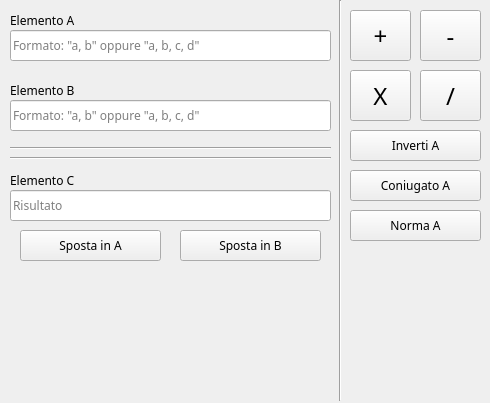
The window that numberscalculator.ui (Sennare/kalk_p2) describes before a commit, drawn with Qt 5.
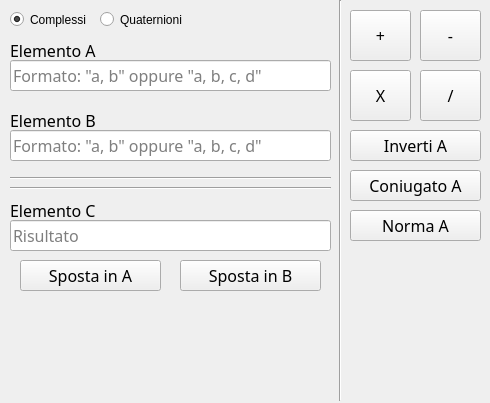
The same window after the commit.

Commit message:
Somma da GUI
Da pensare meglio come realizzare

```diff
--- a/numberscalculator.ui
+++ b/numberscalculator.ui
@@ -17,14 +17,15 @@
    <property name="geometry">
     <rect>
      <x>10</x>
-     <y>10</y>
+     <y>40</y>
      <width>321</width>
      <height>21</height>
     </rect>
    </property>
    <property name="font">
     <font>
-     <family>Laksaman</family>
+     <family>Microsoft JhengHei Light</family>
+     <pointsize>12</pointsize>
     </font>
    </property>
    <property name="text">
@@ -35,14 +36,15 @@
    <property name="geometry">
     <rect>
      <x>10</x>
-     <y>30</y>
+     <y>60</y>
      <width>321</width>
      <height>31</height>
     </rect>
    </property>
    <property name="font">
     <font>
-     <family>Laksaman</family>
+     <family>Microsoft JhengHei Light</family>
+     <pointsize>12</pointsize>
     </font>
    </property>
    <property name="placeholderText">
@@ -58,6 +60,12 @@
      <height>401</height>
     </rect>
    </property>
+   <property name="font">
+    <font>
+     <family>Microsoft JhengHei Light</family>
+     <pointsize>12</pointsize>
+    </font>
+   </property>
    <property name="orientation">
     <enum>Qt::Vertical</enum>
    </property>
@@ -66,14 +74,15 @@
    <property name="geometry">
     <rect>
      <x>10</x>
-     <y>100</y>
+     <y>130</y>
      <width>321</width>
      <height>31</height>
     </rect>
    </property>
    <property name="font">
     <font>
-     <family>Laksaman</family>
+     <family>Microsoft JhengHei Light</family>
+     <pointsize>12</pointsize>
     </font>
    </property>
    <property name="placeholderText">
@@ -84,14 +93,15 @@
    <property name="geometry">
     <rect>
      <x>10</x>
-     <y>80</y>
+     <y>110</y>
      <width>321</width>
      <height>21</height>
     </rect>
    </property>
    <property name="font">
     <font>
-     <family>Laksaman</family>
+     <family>Microsoft JhengHei Light</family>
+     <pointsize>12</pointsize>
     </font>
    </property>
    <property name="text">
@@ -105,14 +115,15 @@
    <property name="geometry">
     <rect>
      <x>10</x>
-     <y>190</y>
+     <y>220</y>
      <width>321</width>
      <height>31</height>
     </rect>
    </property>
    <property name="font">
     <font>
-     <family>Laksaman</family>
+     <family>Microsoft JhengHei Light</family>
+     <pointsize>12</pointsize>
     </font>
    </property>
    <property name="readOnly">
@@ -126,14 +137,15 @@
    <property name="geometry">
     <rect>
      <x>10</x>
-     <y>170</y>
+     <y>200</y>
      <width>321</width>
      <height>21</height>
     </rect>
    </property>
    <property name="font">
     <font>
-     <family>Laksaman</family>
+     <family>Microsoft JhengHei Light</family>
+     <pointsize>12</pointsize>
     </font>
    </property>
    <property name="text">
@@ -151,8 +163,8 @@
    </property>
    <property name="font">
     <font>
-     <family>Laksaman</family>
-     <pointsize>18</pointsize>
+     <family>Microsoft JhengHei Light</family>
+     <pointsize>12</pointsize>
     </font>
    </property>
    <property name="text">
@@ -163,11 +175,17 @@
    <property name="geometry">
     <rect>
      <x>10</x>
-     <y>140</y>
+     <y>170</y>
      <width>321</width>
      <height>16</height>
     </rect>
    </property>
+   <property name="font">
+    <font>
+     <family>Microsoft JhengHei Light</family>
+     <pointsize>12</pointsize>
+    </font>
+   </property>
    <property name="orientation">
     <enum>Qt::Horizontal</enum>
    </property>
@@ -176,11 +194,17 @@
    <property name="geometry">
     <rect>
      <x>10</x>
-     <y>150</y>
+     <y>180</y>
      <width>321</width>
      <height>16</height>
     </rect>
    </property>
+   <property name="font">
+    <font>
+     <family>Microsoft JhengHei Light</family>
+     <pointsize>12</pointsize>
+    </font>
+   </property>
    <property name="orientation">
     <enum>Qt::Horizontal</enum>
    </property>
@@ -196,8 +220,8 @@
    </property>
    <property name="font">
     <font>
-     <family>Laksaman</family>
-     <pointsize>18</pointsize>
+     <family>Microsoft JhengHei Light</family>
+     <pointsize>12</pointsize>
     </font>
    </property>
    <property name="text">
@@ -215,8 +239,8 @@
    </property>
    <property name="font">
     <font>
-     <family>Laksaman</family>
-     <pointsize>18</pointsize>
+     <family>Microsoft JhengHei Light</family>
+     <pointsize>12</pointsize>
     </font>
    </property>
    <property name="text">
@@ -234,8 +258,8 @@
    </property>
    <property name="font">
     <font>
-     <family>Laksaman</family>
-     <pointsize>18</pointsize>
+     <family>Microsoft JhengHei Light</family>
+     <pointsize>12</pointsize>
     </font>
    </property>
    <property name="text">
@@ -253,7 +277,8 @@
    </property>
    <property name="font">
     <font>
-     <family>Laksaman</family>
+     <family>Microsoft JhengHei Light</family>
+     <pointsize>12</pointsize>
     </font>
    </property>
    <property name="text">
@@ -271,7 +296,8 @@
    </property>
    <property name="font">
     <font>
-     <family>Laksaman</family>
+     <family>Microsoft JhengHei Light</family>
+     <pointsize>12</pointsize>
     </font>
    </property>
    <property name="text">
@@ -289,7 +315,8 @@
    </property>
    <property name="font">
     <font>
-     <family>Laksaman</family>
+     <family>Microsoft JhengHei Light</family>
+     <pointsize>12</pointsize>
     </font>
    </property>
    <property name="text">
@@ -300,14 +327,15 @@
    <property name="geometry">
     <rect>
      <x>20</x>
-     <y>230</y>
+     <y>260</y>
      <width>141</width>
      <height>31</height>
     </rect>
    </property>
    <property name="font">
     <font>
-     <family>Laksaman</family>
+     <family>Microsoft JhengHei Light</family>
+     <pointsize>12</pointsize>
     </font>
    </property>
    <property name="text">
@@ -318,20 +346,53 @@
    <property name="geometry">
     <rect>
      <x>180</x>
-     <y>230</y>
+     <y>260</y>
      <width>141</width>
      <height>31</height>
     </rect>
    </property>
    <property name="font">
     <font>
-     <family>Laksaman</family>
+     <family>Microsoft JhengHei Light</family>
+     <pointsize>12</pointsize>
     </font>
    </property>
    <property name="text">
     <string>Sposta in B</string>
    </property>
   </widget>
+  <widget class="QRadioButton" name="rbtnComplex">
+   <property name="geometry">
+    <rect>
+     <x>10</x>
+     <y>10</y>
+     <width>84</width>
+     <height>19</height>
+    </rect>
+   </property>
+   <property name="text">
+    <string>Complessi</string>
+   </property>
+   <property name="checked">
+    <bool>true</bool>
+   </property>
+  </widget>
+  <widget class="QRadioButton" name="rbtnQuaternion">
+   <property name="geometry">
+    <rect>
+     <x>100</x>
+     <y>10</y>
+     <width>84</width>
+     <height>19</height>
+    </rect>
+   </property>
+   <property name="text">
+    <string>Quaternioni</string>
+   </property>
+   <property name="checked">
+    <bool>false</bool>
+   </property>
+  </widget>
  </widget>
  <resources/>
  <connections/>
```
The commit also changes 3 other files.
